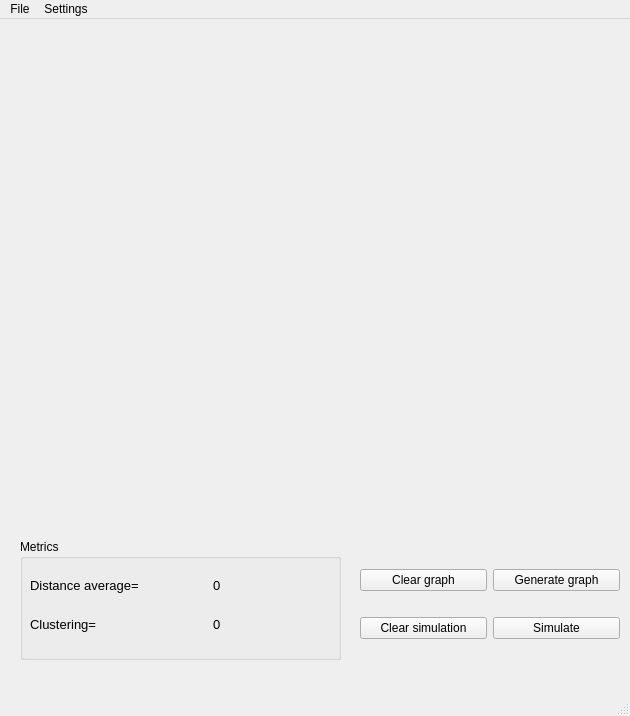
This is app/ui/main.ui in D-V-Murakhowsky/hyper_spread as Qt 5 draws it before an edit. The edited form follows.
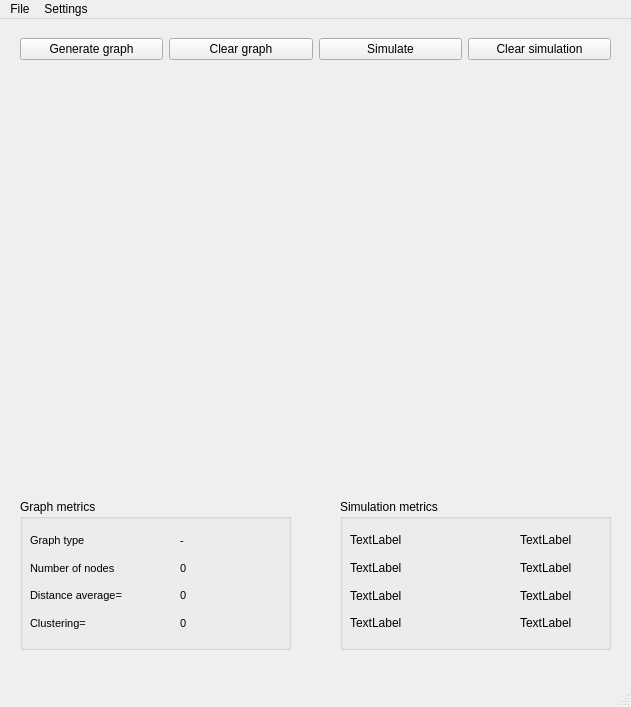
This is the edited form.

The edit to the form file:
```diff
--- a/app/ui/main.ui
+++ b/app/ui/main.ui
@@ -6,8 +6,8 @@
    <rect>
     <x>0</x>
     <y>0</y>
-    <width>630</width>
-    <height>716</height>
+    <width>631</width>
+    <height>707</height>
    </rect>
   </property>
   <property name="windowTitle">
@@ -18,9 +18,9 @@
     <property name="geometry">
      <rect>
       <x>20</x>
-      <y>20</y>
+      <y>60</y>
       <width>591</width>
-      <height>481</height>
+      <height>411</height>
      </rect>
     </property>
     <layout class="QVBoxLayout" name="verticalLayout_canvas"/>
@@ -29,29 +29,59 @@
     <property name="geometry">
      <rect>
       <x>20</x>
-      <y>520</y>
-      <width>321</width>
-      <height>121</height>
+      <y>480</y>
+      <width>271</width>
+      <height>151</height>
      </rect>
     </property>
     <property name="title">
-     <string>Metrics</string>
+     <string>Graph metrics</string>
+    </property>
+    <property name="flat">
+     <bool>false</bool>
+    </property>
+    <property name="checkable">
+     <bool>false</bool>
     </property>
     <widget class="QWidget" name="verticalLayoutWidget_6">
      <property name="geometry">
       <rect>
        <x>10</x>
        <y>30</y>
-       <width>172</width>
-       <height>71</height>
+       <width>156</width>
+       <height>105</height>
       </rect>
      </property>
      <layout class="QVBoxLayout" name="verticalLayout_5">
+      <item>
+       <widget class="QLabel" name="label_8">
+        <property name="font">
+         <font>
+          <pointsize>8</pointsize>
+         </font>
+        </property>
+        <property name="text">
+         <string>Graph type</string>
+        </property>
+       </widget>
+      </item>
+      <item>
+       <widget class="QLabel" name="label_9">
+        <property name="font">
+         <font>
+          <pointsize>8</pointsize>
+         </font>
+        </property>
+        <property name="text">
+         <string>Number of nodes</string>
+        </property>
+       </widget>
+      </item>
       <item>
        <widget class="QLabel" name="label_7">
         <property name="font">
          <font>
-          <pointsize>10</pointsize>
+          <pointsize>8</pointsize>
          </font>
         </property>
         <property name="text">
@@ -63,7 +93,7 @@
        <widget class="QLabel" name="label_10">
         <property name="font">
          <font>
-          <pointsize>10</pointsize>
+          <pointsize>8</pointsize>
          </font>
         </property>
         <property name="text">
@@ -76,10 +106,10 @@
     <widget class="QWidget" name="verticalLayoutWidget_7">
      <property name="geometry">
       <rect>
-       <x>193</x>
+       <x>160</x>
        <y>30</y>
-       <width>111</width>
-       <height>71</height>
+       <width>101</width>
+       <height>105</height>
       </rect>
      </property>
      <layout class="QVBoxLayout" name="verticalLayout_6">
@@ -87,10 +117,22 @@
        <widget class="QLabel" name="distance">
         <property name="font">
          <font>
-          <pointsize>10</pointsize>
+          <pointsize>8</pointsize>
          </font>
         </property>
         <property name="text">
+         <string>-</string>
+        </property>
+       </widget>
+      </item>
+      <item>
+       <widget class="QLabel" name="number_of_of_nodes_label">
+        <property name="font">
+         <font>
+          <pointsize>8</pointsize>
+         </font>
+        </property>
+        <property name="text">
          <string>0</string>
         </property>
        </widget>
@@ -99,7 +141,7 @@
        <widget class="QLabel" name="clustering">
         <property name="font">
          <font>
-          <pointsize>10</pointsize>
+          <pointsize>8</pointsize>
          </font>
         </property>
         <property name="text">
@@ -107,54 +149,151 @@
         </property>
        </widget>
       </item>
+      <item>
+       <widget class="QLabel" name="clustering_label">
+        <property name="font">
+         <font>
+          <pointsize>8</pointsize>
+         </font>
+        </property>
+        <property name="text">
+         <string>0</string>
+        </property>
+       </widget>
+      </item>
      </layout>
     </widget>
    </widget>
-   <widget class="QWidget" name="horizontalLayoutWidget">
+   <widget class="QGroupBox" name="groupBox_2">
     <property name="geometry">
      <rect>
-      <x>360</x>
-      <y>530</y>
-      <width>260</width>
-      <height>111</height>
+      <x>340</x>
+      <y>480</y>
+      <width>271</width>
+      <height>151</height>
      </rect>
     </property>
-    <layout class="QHBoxLayout" name="horizontalLayout">
+    <property name="title">
+     <string>Simulation metrics</string>
+    </property>
+    <widget class="QWidget" name="verticalLayoutWidget">
+     <property name="geometry">
+      <rect>
+       <x>10</x>
+       <y>30</y>
+       <width>160</width>
+       <height>105</height>
+      </rect>
+     </property>
+     <layout class="QVBoxLayout" name="verticalLayout">
+      <item>
+       <widget class="QLabel" name="label">
+        <property name="text">
+         <string>TextLabel</string>
+        </property>
+       </widget>
+      </item>
+      <item>
+       <widget class="QLabel" name="label_4">
+        <property name="text">
+         <string>TextLabel</string>
+        </property>
+       </widget>
+      </item>
+      <item>
+       <widget class="QLabel" name="label_3">
+        <property name="text">
+         <string>TextLabel</string>
+        </property>
+       </widget>
+      </item>
+      <item>
+       <widget class="QLabel" name="label_2">
+        <property name="text">
+         <string>TextLabel</string>
+        </property>
+       </widget>
+      </item>
+     </layout>
+    </widget>
+    <widget class="QWidget" name="verticalLayoutWidget_2">
+     <property name="geometry">
+      <rect>
+       <x>180</x>
+       <y>30</y>
+       <width>81</width>
+       <height>105</height>
+      </rect>
+     </property>
+     <layout class="QVBoxLayout" name="verticalLayout_2">
+      <item>
+       <widget class="QLabel" name="sim_metric_1">
+        <property name="text">
+         <string>TextLabel</string>
+        </property>
+       </widget>
+      </item>
+      <item>
+       <widget class="QLabel" name="sim_metric_2">
+        <property name="text">
+         <string>TextLabel</string>
+        </property>
+       </widget>
+      </item>
+      <item>
+       <widget class="QLabel" name="sim_metric_3">
+        <property name="text">
+         <string>TextLabel</string>
+        </property>
+       </widget>
+      </item>
+      <item>
+       <widget class="QLabel" name="sim_metric_4">
+        <property name="text">
+         <string>TextLabel</string>
+        </property>
+       </widget>
+      </item>
+     </layout>
+    </widget>
+   </widget>
+   <widget class="QWidget" name="horizontalLayoutWidget_2">
+    <property name="geometry">
+     <rect>
+      <x>20</x>
+      <y>10</y>
+      <width>591</width>
+      <height>41</height>
+     </rect>
+    </property>
+    <layout class="QHBoxLayout" name="horizontalLayout_2">
      <item>
-      <layout class="QVBoxLayout" name="verticalLayout">
-       <item>
-        <widget class="QPushButton" name="pushButton">
-         <property name="text">
-          <string>Clear graph</string>
-         </property>
-        </widget>
-       </item>
-       <item>
-        <widget class="QPushButton" name="pushButton_4">
-         <property name="text">
-          <string>Clear simulation</string>
-         </property>
-        </widget>
-       </item>
-      </layout>
+      <widget class="QPushButton" name="generate_graph_button">
+       <property name="text">
+        <string>Generate graph</string>
+       </property>
+      </widget>
      </item>
      <item>
-      <layout class="QVBoxLayout" name="verticalLayout_2">
-       <item>
-        <widget class="QPushButton" name="pushButton_3">
-         <property name="text">
-          <string>Generate graph</string>
-         </property>
-        </widget>
-       </item>
-       <item>
-        <widget class="QPushButton" name="pushButton_2">
-         <property name="text">
-          <string>Simulate</string>
-         </property>
-        </widget>
-       </item>
-      </layout>
+      <widget class="QPushButton" name="clear_graph_button">
+       <property name="text">
+        <string>Clear graph</string>
+       </property>
+      </widget>
+     </item>
+     <item>
+      <widget class="QPushButton" name="simulate_button">
+       <property name="text">
+        <string>Simulate</string>
+       </property>
+      </widget>
+     </item>
+     <item>
+      <widget class="QPushButton" name="clear_simulation_button">
+       <property name="text">
+        <string>Clear simulation</string>
+       </property>
+      </widget>
      </item>
     </layout>
    </widget>
@@ -165,7 +304,7 @@
     <rect>
      <x>0</x>
      <y>0</y>
-     <width>630</width>
+     <width>631</width>
      <height>31</height>
     </rect>
    </property>
```
Left out of the diff: 4 changed lines with no effect on the pictures.
